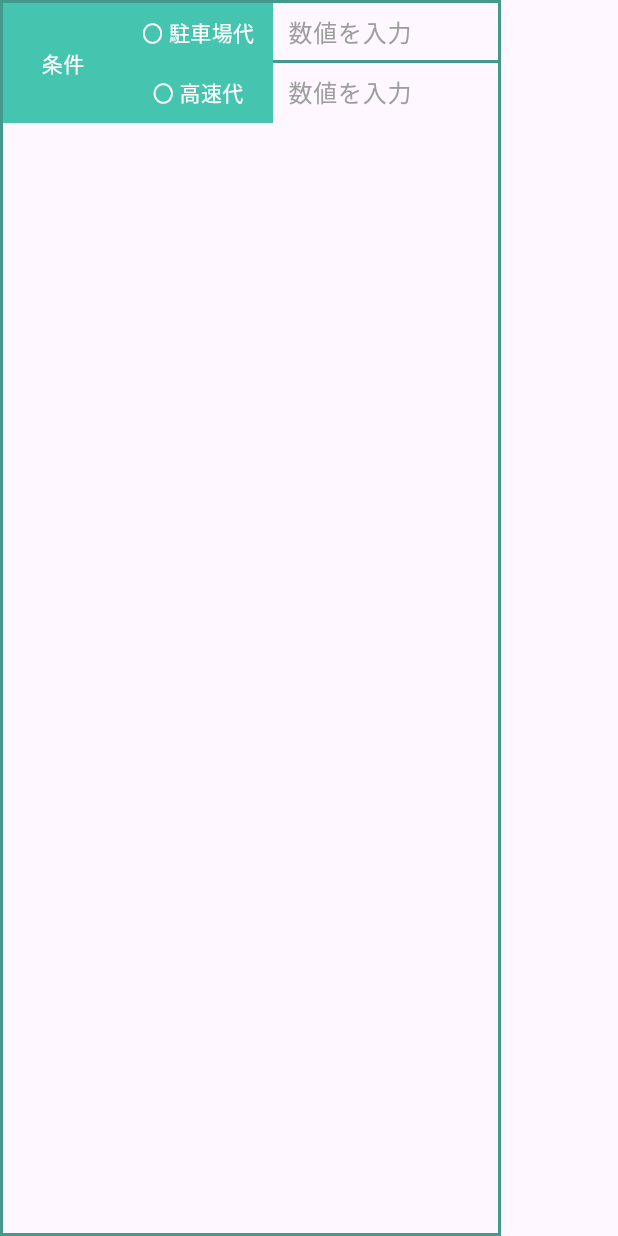
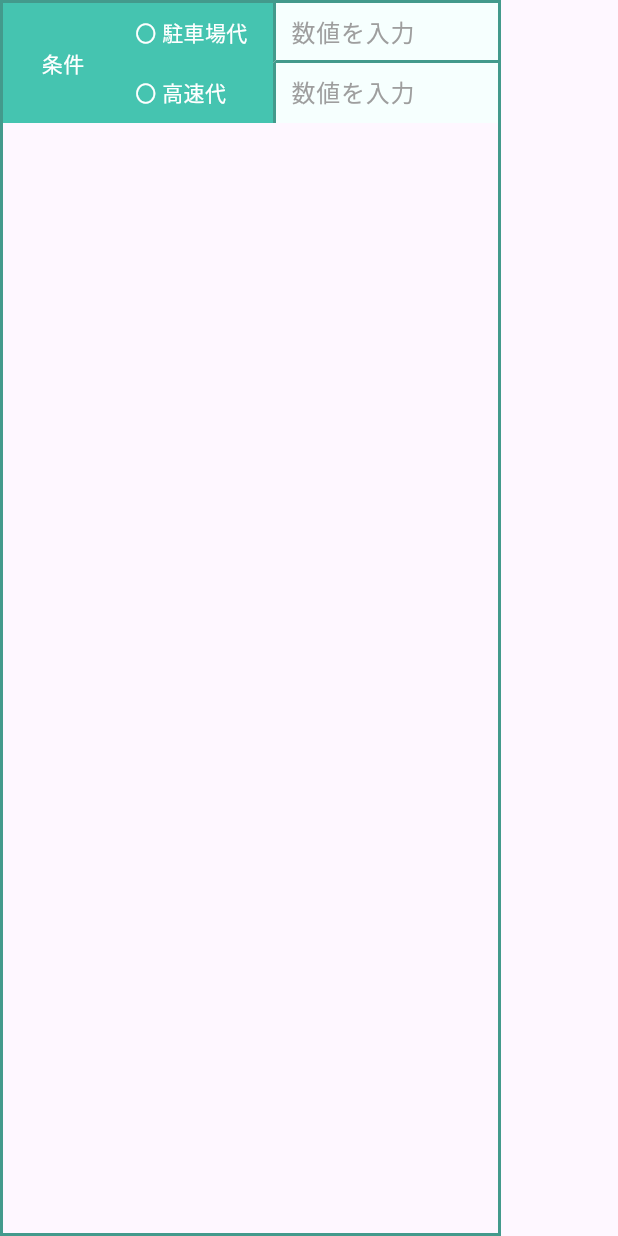
Before and after one commit to momomomomo0903/DrivePay, a Flutter app: the InputConditions widget shown alone on an empty page, opened directly, on a phone screen of 412 x 824 dp. Run offline on Flutter 3.47's test engine with Material 3 defaults, Android fonts, the phone set to English and light mode, and no system bars.

Commit message:
fix: 細かなUIの修正

```diff
--- a/lib/UI/component/input_conditions.dart
+++ b/lib/UI/component/input_conditions.dart
@@ -32,7 +32,7 @@ class InputConditions extends StatelessWidget {
                     height: 40,
                     color: Color(0xFF45C4B0),
                     padding: const EdgeInsets.all(8),
-                    alignment: Alignment.center,
+                    alignment: Alignment.centerLeft,
                     child: const Text(
                       '〇 駐車場代',
                       style: TextStyle(color: Colors.white),
@@ -43,8 +43,10 @@ class InputConditions extends StatelessWidget {
                     height: 40,
                     alignment: Alignment.center,
                     decoration: BoxDecoration(
+                      color: Color(0xFFF6FFFE),
                       border: Border(
                         bottom: BorderSide(color: Color(0xFF439A8C), width: 2),
+                        left: BorderSide(color: Color(0xFF439A8C), width: 2),
                       ),
                     ),
                     child: const TextField(
@@ -67,7 +69,7 @@ class InputConditions extends StatelessWidget {
                     height: 40,
                     color: Color(0xFF45C4B0),
                     padding: const EdgeInsets.all(8),
-                    alignment: Alignment.center,
+                    alignment: Alignment.centerLeft,
                     child: const Text(
                       '〇 高速代',
                       style: TextStyle(color: Colors.white),
@@ -76,8 +78,13 @@ class InputConditions extends StatelessWidget {
                   Container(
                     width: 150,
                     height: 40,
-                    alignment: Alignment.center,
-                    decoration: BoxDecoration(),
+                    alignment: Alignment.centerRight,
+                    decoration: BoxDecoration(
+                      color: Color(0xFFF6FFFE),
+                      border: Border(
+                        left: BorderSide(color: Color(0xFF439A8C), width: 2),
+                      ),
+                    ),
                     child: const TextField(
                       cursorColor: Color(0xFF45C4B0),
                       decoration: InputDecoration(
--- a/lib/UI/component/input_text.dart
+++ b/lib/UI/component/input_text.dart
@@ -17,7 +17,7 @@ class InputText extends StatelessWidget {
   @override
   Widget build(BuildContext context) {
     return Container(
-      width: width + 100,
+      width: width + 84,
       decoration: BoxDecoration(
         border: Border.all(color: Color(0xFF439A8C), width: 2),
       ),
@@ -31,10 +31,10 @@ class InputText extends StatelessWidget {
             alignment: Alignment.center,
             child: Text(label, style: const TextStyle(color: Colors.white)),
           ),
-          const SizedBox(width: 10),
           Container(
             width: width,
             height: 40,
+            color: Color(0xFFF6FFFE),
             alignment: Alignment.center,
             child: TextField(
               cursorColor: Color(0xFF45C4B0),
@@ -43,7 +43,7 @@ class InputText extends StatelessWidget {
                 hintText: hintText,
                 hintStyle: TextStyle(color: Colors.grey),
                 border: InputBorder.none,
-                contentPadding: EdgeInsets.only(bottom: 10),
+                contentPadding: EdgeInsets.only(bottom: 10, left: 10),
               ),
             ),
           ),
```
Also changed, not shown: lib/UI/home.dart (+9 -6 lines).
